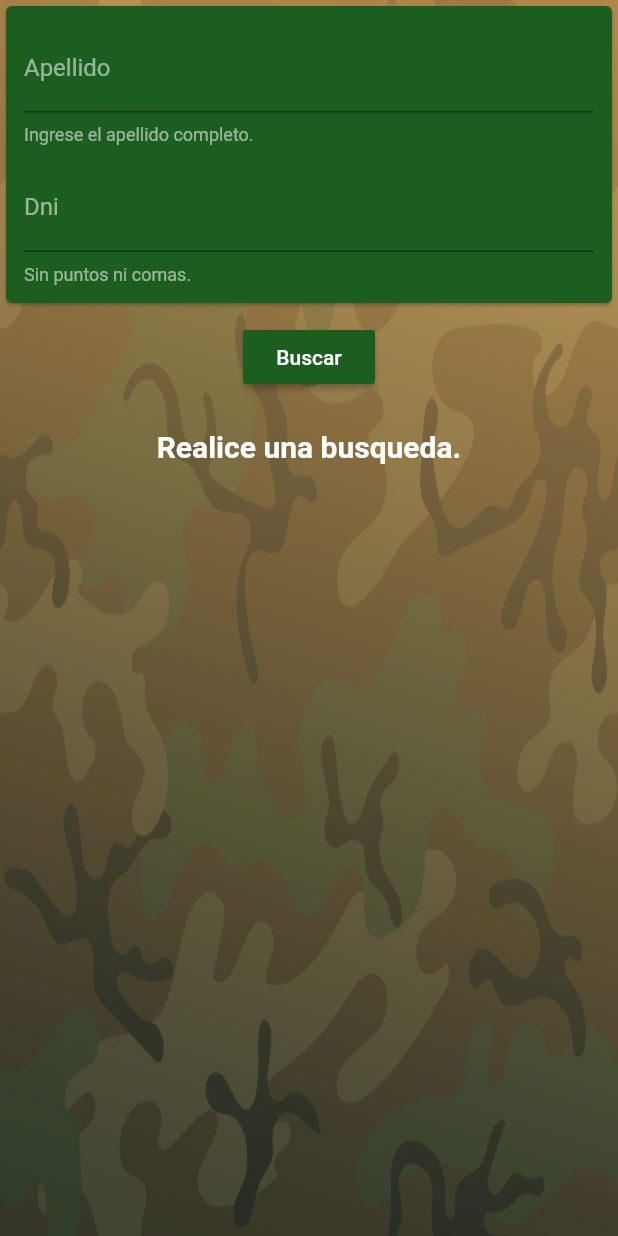
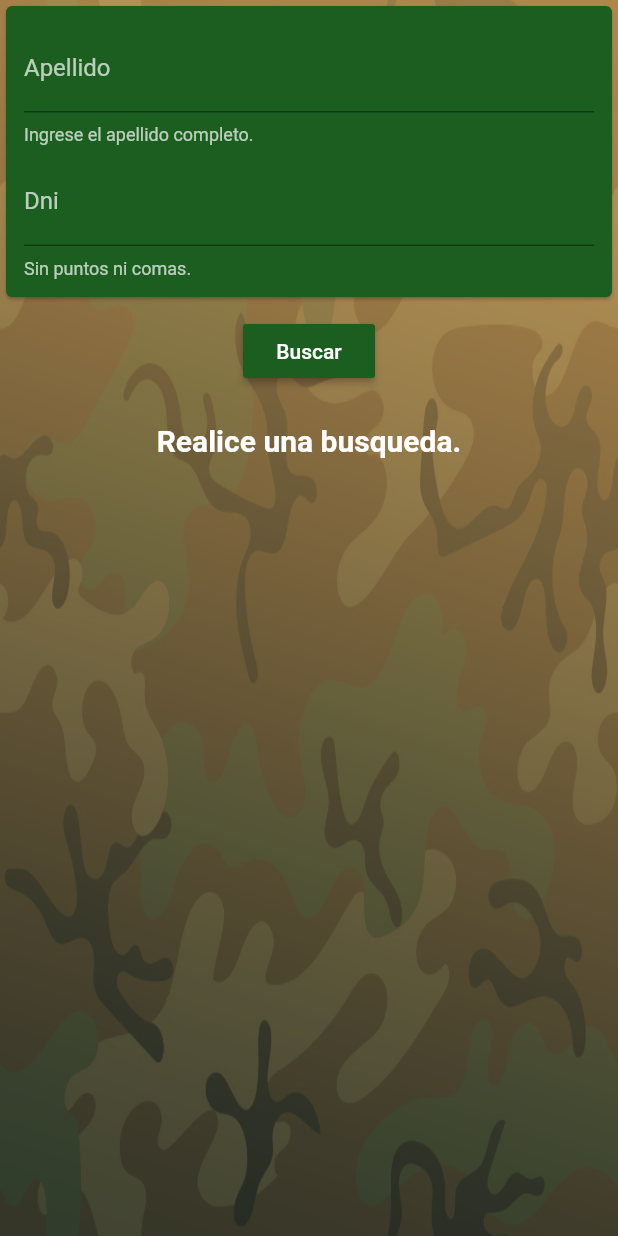
Before and after one commit to santigauto/mayor_g, a Flutter app: the SearchPeoplePage screen opened by its route, on a phone screen of 412 x 824 dp. Run offline on Flutter 3.47's test engine with Material 2 defaults, Android fonts, the phone set to English and light mode, and no system bars; our stand-ins replace bordered_text, flutter_secure_storage, flutter_spinkit, image_cropper, image_picker, pie_chart and 1 more; accounts and stored records are empty.

Commit message:
Agregado el buscador de personas

```diff
--- a/lib/views/drawer_options/search_people_page.dart
+++ b/lib/views/drawer_options/search_people_page.dart
@@ -107,7 +107,7 @@ class _SearchPeoplePageState extends State<SearchPeoplePage> {
                       return null;
                     }
                   ),
-                  SizedBox(height: 12.0,),
+                  SizedBox(height: 8.0,),
                   MyTextInput('Dni', helper: 'Sin puntos ni comas.',
                     textInputType: TextInputType.number,
                     validator: (String text) {
--- a/lib/widgets/MyTextInput.dart
+++ b/lib/widgets/MyTextInput.dart
@@ -18,17 +18,23 @@ class MyTextInput extends StatelessWidget {
 
   @override
   Widget build(BuildContext context) {
-    return TextFormField(
-      keyboardType: textInputType,
-      maxLength: maxLenght,
-      decoration: InputDecoration(
-        focusColor: Colors.red,
-        hoverColor: Colors.red,
-        fillColor: Colors.red,
-        labelText: label,
-        helperText: helper
+    return Theme(
+      data: new ThemeData(
+        primaryColor: Colors.white70,
+        hintColor: Colors.white70,
+        textTheme: TextTheme(
+          subtitle1: TextStyle(color: Colors.white,),
+        )
       ),
-      validator: validator,
+      child: TextFormField(
+        keyboardType: textInputType,
+        maxLength: maxLenght,
+        decoration: InputDecoration(
+          labelText: label,
+          helperText: helper,
+        ),
+        validator: validator,
+      ),
     );
   }
 }
```
